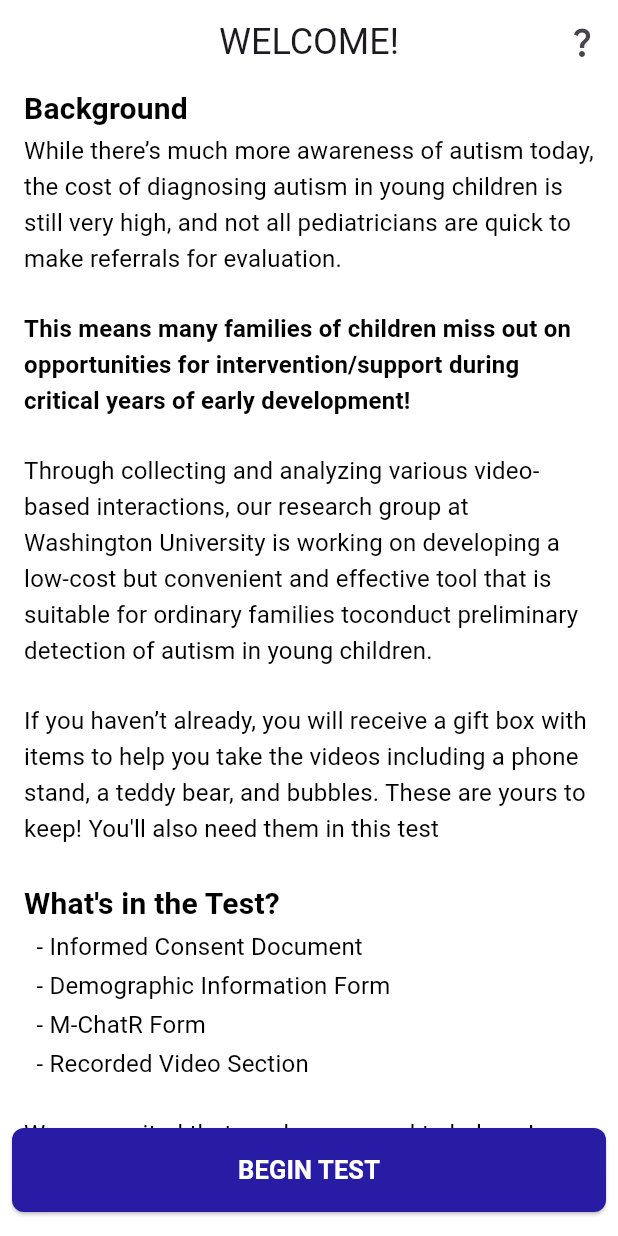
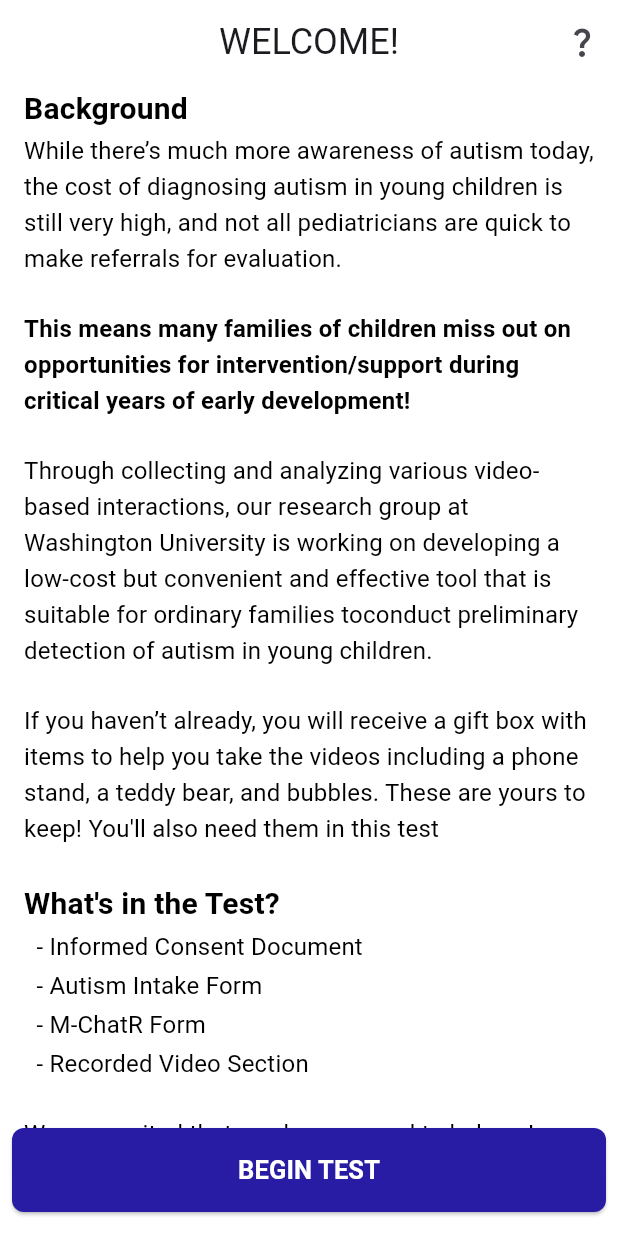
Before and after one commit to kevin200555/autism_ai_test, a Flutter app: the screen it shows after launch, on a phone screen of 412 x 824 dp. Run offline on Flutter 3.47's test engine with Material 3 defaults, Android fonts, the phone set to English and light mode, and no system bars; drawn by our look-alikes of auto_size_text; our stand-ins replace camera, video_player.

Commit message:
Fixed a continuity error (autism intake, not demographic form)

```diff
--- a/lib/screens/data_gathering/informed_consent_document_screen.dart
+++ b/lib/screens/data_gathering/informed_consent_document_screen.dart
@@ -3,7 +3,7 @@
 // has some MCQ and SAQ questions
 
 import 'package:autism_ai_test/constants/colors.dart';
-import 'package:autism_ai_test/screens/information_screens/intake_form_screen.dart';
+import 'package:autism_ai_test/screens/data_gathering/intake_form_screen.dart';
 import 'package:autism_ai_test/widgets/next_button.dart';
 import 'package:autism_ai_test/widgets/text_types.dart';
 import 'package:camera/camera.dart';
--- a/lib/screens/information_screens/home_screen.dart
+++ b/lib/screens/information_screens/home_screen.dart
@@ -68,7 +68,7 @@ class HomeScreen extends StatelessWidget {
             SizedBox(height: MediaQuery.of(context).size.width * 0.05),
             SubTitle('What\'s in the Test?', textAlign: TextAlign.left),
             BodyText('\t\t- Informed Consent Document'),
-            BodyText('\t\t- Demographic Information Form'),
+            BodyText('\t\t- Autism Intake Form'),
             BodyText('\t\t- M-ChatR Form'),
             BodyText('\t\t- Recorded Video Section'),
             SizedBox(height: MediaQuery.of(context).size.width * 0.05),
```
Also changed, not shown: lib/screens/data_gathering/intake_form_screen.dart (renamed from lib/screens/information_screens/intake_form_screen.dart).
